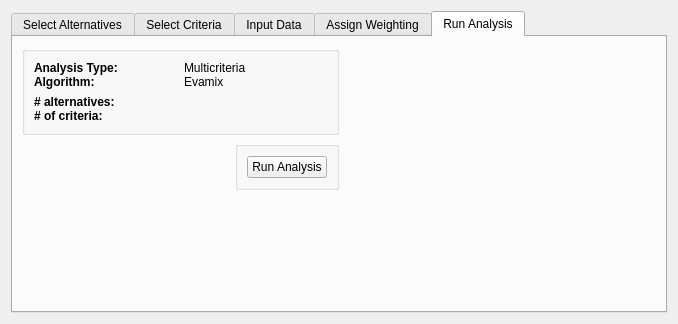
Above: src/gui/mca_wizard.ui from Ecotrust/delphos before the change. Below: the same form after it.
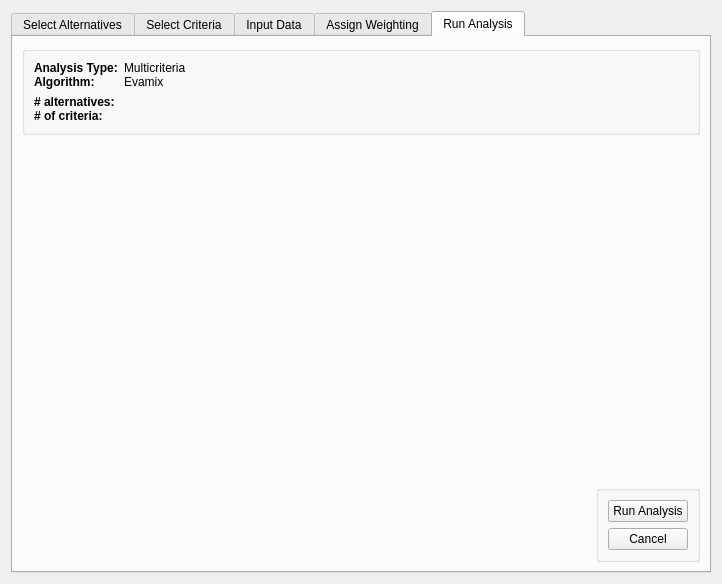
That is the form after the change. The open tabs and pages were chosen to show the change. Custom widgets are drawn as their Qt base class.

Commit message: added mca wizard dialog.  alternatives table with checkboxes loads correctly

Patch:
```diff
--- a/src/gui/mca_wizard.ui
+++ b/src/gui/mca_wizard.ui
@@ -5,8 +5,8 @@
    <rect>
     <x>0</x>
     <y>0</y>
-    <width>678</width>
-    <height>324</height>
+    <width>722</width>
+    <height>584</height>
    </rect>
   </property>
   <property name="windowTitle" >
@@ -515,9 +515,35 @@
                 </item>
                </layout>
               </item>
+              <item>
+               <spacer>
+                <property name="orientation" >
+                 <enum>Qt::Horizontal</enum>
+                </property>
+                <property name="sizeHint" >
+                 <size>
+                  <width>40</width>
+                  <height>20</height>
+                 </size>
+                </property>
+               </spacer>
+              </item>
              </layout>
             </widget>
            </item>
+           <item>
+            <spacer>
+             <property name="orientation" >
+              <enum>Qt::Vertical</enum>
+             </property>
+             <property name="sizeHint" >
+              <size>
+               <width>20</width>
+               <height>40</height>
+              </size>
+             </property>
+            </spacer>
+           </item>
            <item>
             <layout class="QHBoxLayout" >
              <item>
@@ -540,45 +566,26 @@
                </property>
                <layout class="QVBoxLayout" >
                 <item>
-                 <widget class="QPushButton" name="pushButton_9" >
+                 <widget class="QPushButton" name="run_analysis_button" >
                   <property name="text" >
                    <string>Run Analysis</string>
                   </property>
                  </widget>
                 </item>
+                <item>
+                 <widget class="QPushButton" name="run_cancel_button" >
+                  <property name="text" >
+                   <string>Cancel</string>
+                  </property>
+                 </widget>
+                </item>
                </layout>
               </widget>
              </item>
             </layout>
            </item>
-           <item>
-            <spacer>
-             <property name="orientation" >
-              <enum>Qt::Vertical</enum>
-             </property>
-             <property name="sizeHint" >
-              <size>
-               <width>20</width>
-               <height>40</height>
-              </size>
-             </property>
-            </spacer>
-           </item>
           </layout>
          </item>
-         <item>
-          <spacer>
-           <property name="orientation" >
-            <enum>Qt::Horizontal</enum>
-           </property>
-           <property name="sizeHint" >
-            <size>
-             <width>40</width>
-             <height>20</height>
-            </size>
-           </property>
-          </spacer>
-         </item>
         </layout>
        </item>
       </layout>
@@ -587,6 +594,13 @@
    </item>
   </layout>
  </widget>
+ <customwidgets>
+  <customwidget>
+   <class>AlternativeMcaTableWidget</class>
+   <extends>QTableWidget</extends>
+   <header>AlternativeMcaTableWidget.h</header>
+  </customwidget>
+ </customwidgets>
  <resources/>
  <connections/>
 </ui>
```
Left out of the diff: 67 changed lines with no effect on the pictures. Lines whose indentation alone changed are shown as unchanged. The commit also changes 8 other files.
